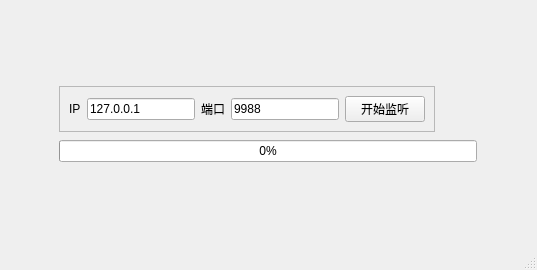
Above: tcp_file_thread_demo/server/mainwindow.ui from newsb/qtdemo before the change. Below: the same form after it.
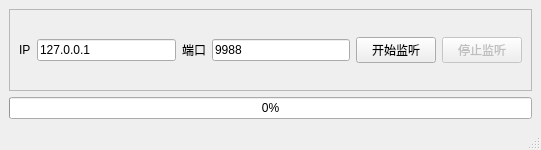
That is the form after the change.

Diff of the .ui file:
```diff
--- a/tcp_file_thread_demo/server/mainwindow.ui
+++ b/tcp_file_thread_demo/server/mainwindow.ui
@@ -6,45 +6,25 @@
    <rect>
     <x>0</x>
     <y>0</y>
-    <width>537</width>
-    <height>270</height>
+    <width>541</width>
+    <height>150</height>
    </rect>
   </property>
+  <property name="sizePolicy">
+   <sizepolicy hsizetype="Fixed" vsizetype="Fixed">
+    <horstretch>0</horstretch>
+    <verstretch>0</verstretch>
+   </sizepolicy>
+  </property>
   <property name="windowTitle">
    <string>MainWindow</string>
   </property>
   <widget class="QWidget" name="centralwidget">
-   <layout class="QGridLayout" name="gridLayout">
-    <item row="0" column="1">
-     <spacer name="verticalSpacer">
-      <property name="orientation">
-       <enum>Qt::Vertical</enum>
-      </property>
-      <property name="sizeHint" stdset="0">
-       <size>
-        <width>418</width>
-        <height>186</height>
-       </size>
-      </property>
-     </spacer>
-    </item>
-    <item row="1" column="0">
-     <spacer name="horizontalSpacer_2">
-      <property name="orientation">
-       <enum>Qt::Horizontal</enum>
-      </property>
-      <property name="sizeHint" stdset="0">
-       <size>
-        <width>261</width>
-        <height>37</height>
-       </size>
-      </property>
-     </spacer>
-    </item>
-    <item row="1" column="1">
+   <layout class="QVBoxLayout" name="verticalLayout">
+    <item>
      <widget class="QFrame" name="frame">
       <property name="sizePolicy">
-       <sizepolicy hsizetype="Fixed" vsizetype="Fixed">
+       <sizepolicy hsizetype="Preferred" vsizetype="Preferred">
         <horstretch>0</horstretch>
         <verstretch>0</verstretch>
        </sizepolicy>
@@ -91,36 +71,20 @@
          </property>
         </widget>
        </item>
+       <item>
+        <widget class="QPushButton" name="btnStopListening">
+         <property name="enabled">
+          <bool>false</bool>
+         </property>
+         <property name="text">
+          <string>停止监听</string>
+         </property>
+        </widget>
+       </item>
       </layout>
      </widget>
     </item>
-    <item row="1" column="2">
-     <spacer name="horizontalSpacer">
-      <property name="orientation">
-       <enum>Qt::Horizontal</enum>
-      </property>
-      <property name="sizeHint" stdset="0">
-       <size>
-        <width>261</width>
-        <height>49</height>
-       </size>
-      </property>
-     </spacer>
-    </item>
-    <item row="4" column="1">
-     <spacer name="verticalSpacer_2">
-      <property name="orientation">
-       <enum>Qt::Vertical</enum>
-      </property>
-      <property name="sizeHint" stdset="0">
-       <size>
-        <width>418</width>
-        <height>186</height>
-       </size>
-      </property>
-     </spacer>
-    </item>
-    <item row="3" column="1">
+    <item>
      <widget class="QProgressBar" name="progressBar">
       <property name="value">
        <number>0</number>
```
Left out of the diff: 6 changed lines with no effect on the pictures.
